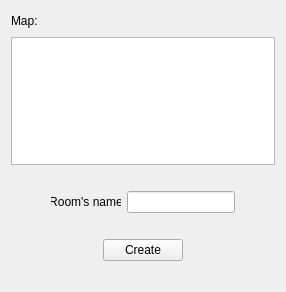
Above: Escenario/GameWindow/roomcreator.ui from fedefunes96/worms before the change. Below: the same form after it.
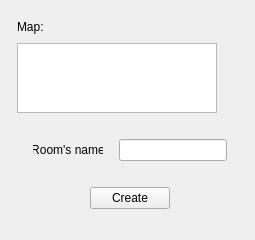
That is the form after the change.

```diff
--- a/Escenario/GameWindow/roomcreator.ui
+++ b/Escenario/GameWindow/roomcreator.ui
@@ -6,17 +6,22 @@
    <rect>
     <x>0</x>
     <y>0</y>
-    <width>286</width>
-    <height>292</height>
+    <width>255</width>
+    <height>230</height>
    </rect>
   </property>
   <property name="windowTitle">
    <string>Form</string>
   </property>
   <layout class="QGridLayout" name="gridLayout">
-   <item row="0" column="0">
-    <layout class="QVBoxLayout" name="verticalLayout_2">
-     <item>
+   <item row="0" column="0" rowspan="7" colspan="2">
+    <widget class="QLabel" name="imageBack">
+     <property name="text">
+      <string/>
+     </property>
+    </widget>
+   </item>
+   <item row="1" column="1">
       <layout class="QVBoxLayout" name="verticalLayout">
        <item>
         <layout class="QHBoxLayout" name="horizontalLayout_3">
@@ -43,11 +48,30 @@
         </layout>
        </item>
        <item>
-        <widget class="QListWidget" name="listWidget"/>
+      <widget class="QListWidget" name="listWidget">
+       <property name="sizePolicy">
+        <sizepolicy hsizetype="Fixed" vsizetype="Expanding">
+         <horstretch>0</horstretch>
+         <verstretch>0</verstretch>
+        </sizepolicy>
+       </property>
+       <property name="minimumSize">
+        <size>
+         <width>200</width>
+         <height>0</height>
+        </size>
+       </property>
+       <property name="maximumSize">
+        <size>
+         <width>200</width>
+         <height>16777215</height>
+        </size>
+       </property>
+      </widget>
        </item>
       </layout>
      </item>
-     <item>
+   <item row="2" column="1">
       <spacer name="verticalSpacer_2">
        <property name="orientation">
         <enum>Qt::Vertical</enum>
@@ -63,7 +87,7 @@
        </property>
       </spacer>
      </item>
-     <item>
+   <item row="3" column="1">
       <layout class="QHBoxLayout" name="horizontalLayout_2">
        <item>
         <spacer name="horizontalSpacer">
@@ -71,7 +95,7 @@
           <enum>Qt::Horizontal</enum>
          </property>
          <property name="sizeType">
-          <enum>QSizePolicy::Fixed</enum>
+        <enum>QSizePolicy::Expanding</enum>
          </property>
          <property name="sizeHint" stdset="0">
           <size>
@@ -103,6 +127,22 @@
          </property>
         </widget>
        </item>
+     <item>
+      <spacer name="horizontalSpacer_6">
+       <property name="orientation">
+        <enum>Qt::Horizontal</enum>
+       </property>
+       <property name="sizeType">
+        <enum>QSizePolicy::Fixed</enum>
+       </property>
+       <property name="sizeHint" stdset="0">
+        <size>
+         <width>10</width>
+         <height>20</height>
+        </size>
+       </property>
+      </spacer>
+     </item>
        <item>
         <widget class="QLineEdit" name="lineEdit">
          <property name="sizePolicy">
@@ -119,7 +159,7 @@
           <enum>Qt::Horizontal</enum>
          </property>
          <property name="sizeType">
-          <enum>QSizePolicy::Fixed</enum>
+        <enum>QSizePolicy::Expanding</enum>
          </property>
          <property name="sizeHint" stdset="0">
           <size>
@@ -131,7 +171,7 @@
        </item>
       </layout>
      </item>
-     <item>
+   <item row="4" column="1">
       <spacer name="verticalSpacer">
        <property name="orientation">
         <enum>Qt::Vertical</enum>
@@ -147,7 +187,7 @@
        </property>
       </spacer>
      </item>
-     <item>
+   <item row="5" column="1">
       <layout class="QHBoxLayout" name="horizontalLayout">
        <item>
         <spacer name="horizontalSpacer_3">
@@ -196,7 +236,7 @@
        </item>
       </layout>
      </item>
-     <item>
+   <item row="6" column="1">
       <spacer name="verticalSpacer_3">
        <property name="orientation">
         <enum>Qt::Vertical</enum>
@@ -211,8 +251,6 @@
         </size>
        </property>
       </spacer>
-     </item>
-    </layout>
    </item>
   </layout>
  </widget>
```
Lines whose indentation alone changed are shown as unchanged.
